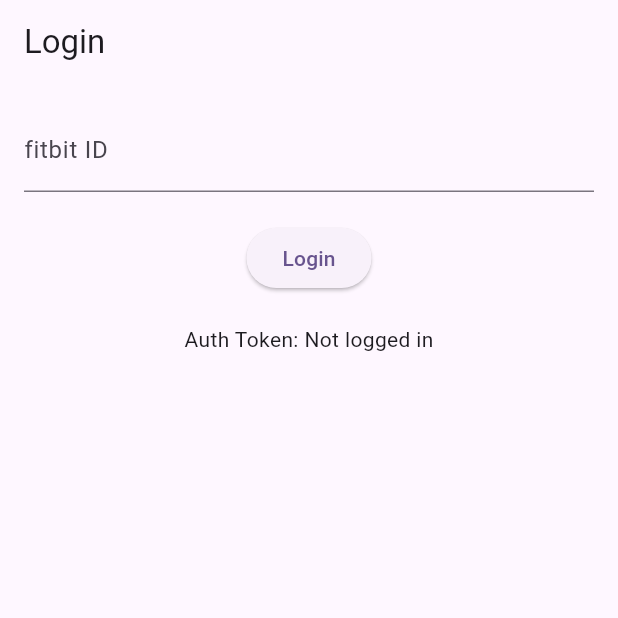
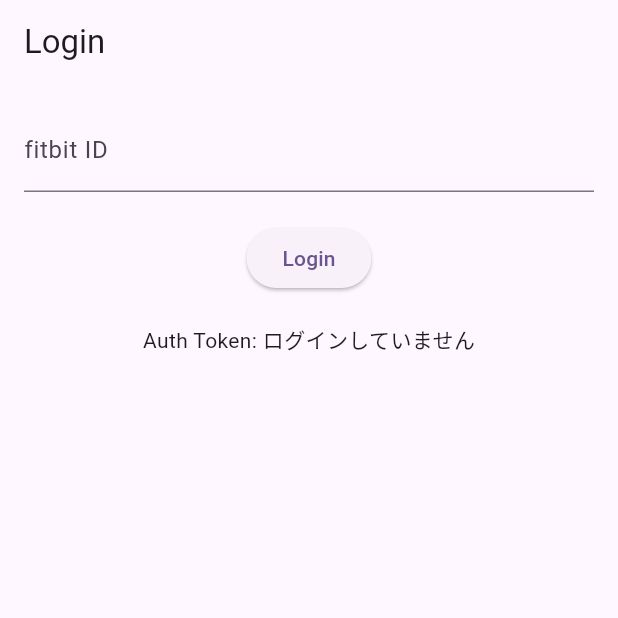
Before and after one commit to sugar2456/vital_data_viewer_app, a Flutter app: the screen it shows after launch, on a phone screen of 412 x 824 dp, the top half of it. Run offline on Flutter 3.47's test engine with Material 3 defaults, Android fonts, the phone set to English and light mode, and no system bars; missing offline and left inert: flutter_web_auth_2, window_manager.

Commit message:
メモリに一時的にトークンを保存する

```diff
--- /dev/null
+++ b/lib/models/manager/token_manager.dart
@@ -0,0 +1,23 @@
+class TokenManager {
+  static final TokenManager _instance = TokenManager._internal();
+  factory TokenManager() => _instance;
+
+  TokenManager._internal();
+
+  String? _authToken;
+
+  // トークンをメモリに保存
+  void setToken(String token) {
+    _authToken = token;
+  }
+
+  // トークンを取得
+  String? getToken() {
+    return _authToken;
+  }
+
+  // トークンを削除
+  void deleteToken() {
+    _authToken = null;
+  }
+}
--- a/lib/view_models/login_view_model.dart
+++ b/lib/view_models/login_view_model.dart
@@ -1,16 +1,21 @@
 import 'package:flutter/material.dart';
+import 'package:vital_data_viewer_app/models/manager/token_manager.dart';
 import 'package:vital_data_viewer_app/models/response/login_response.dart';
 import 'package:vital_data_viewer_app/repositories/interfaces/login_repository_interface.dart';
 
 class LoginViewModel extends ChangeNotifier {
   final LoginRepositoryInterface _loginRepository;
-  LoginResponse? authToken;
-  LoginViewModel(this._loginRepository);
+  String? authToken;
+  LoginViewModel(this._loginRepository) {
+    authToken = TokenManager().getToken();
+  }
 
-  LoginResponse? get getAuthToken => authToken;
+  String? get getAuthToken => authToken;
 
   Future<void> login(String clientId) async {
-    authToken = await _loginRepository.login(clientId);
+    LoginResponse? response = await _loginRepository.login(clientId);
+    TokenManager().setToken(response.token);
+    authToken = response.token;
     notifyListeners();
   }
 }
--- a/lib/views/login_view.dart
+++ b/lib/views/login_view.dart
@@ -55,7 +55,7 @@
               child: const Text('Login'),
             ),
             const SizedBox(height: 20),
-            Text('Auth Token: ${context.watch<LoginViewModel>().authToken?.token ?? "Not logged in"}'),
+            Text('Auth Token: ${context.watch<LoginViewModel>().authToken ?? "ログインしていません"}'),
           ],
         ),
       ),
```
